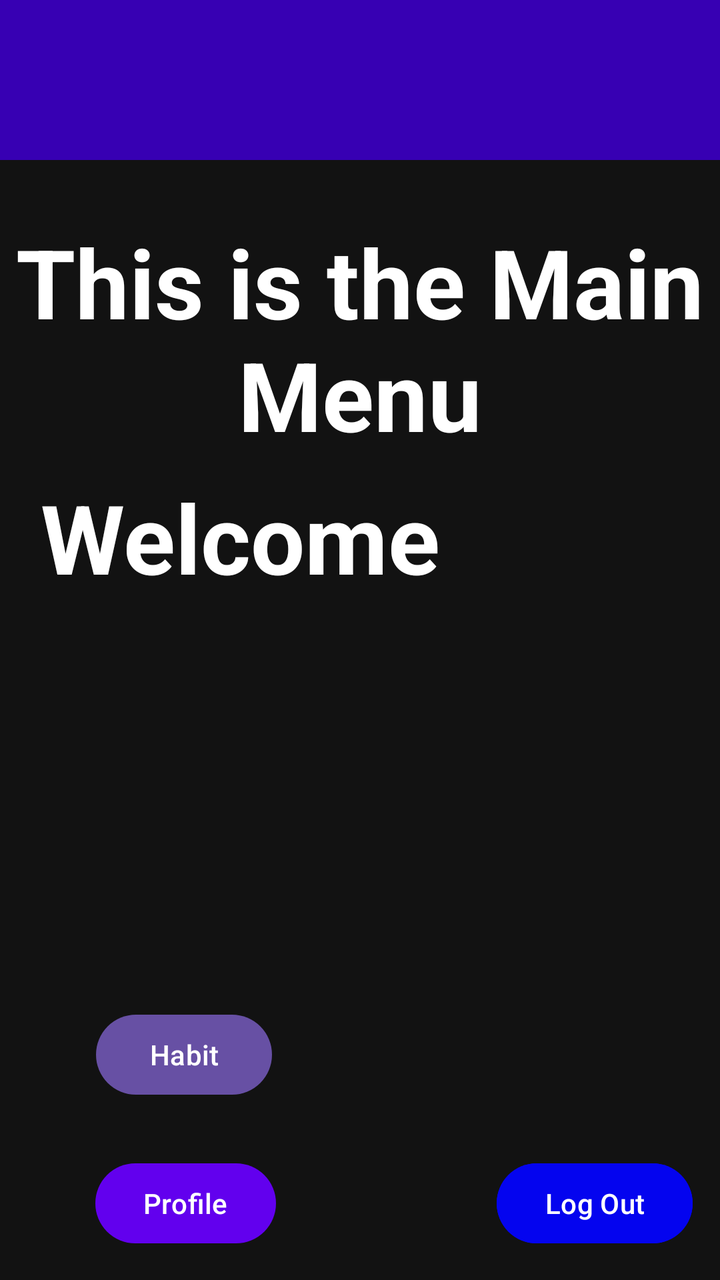
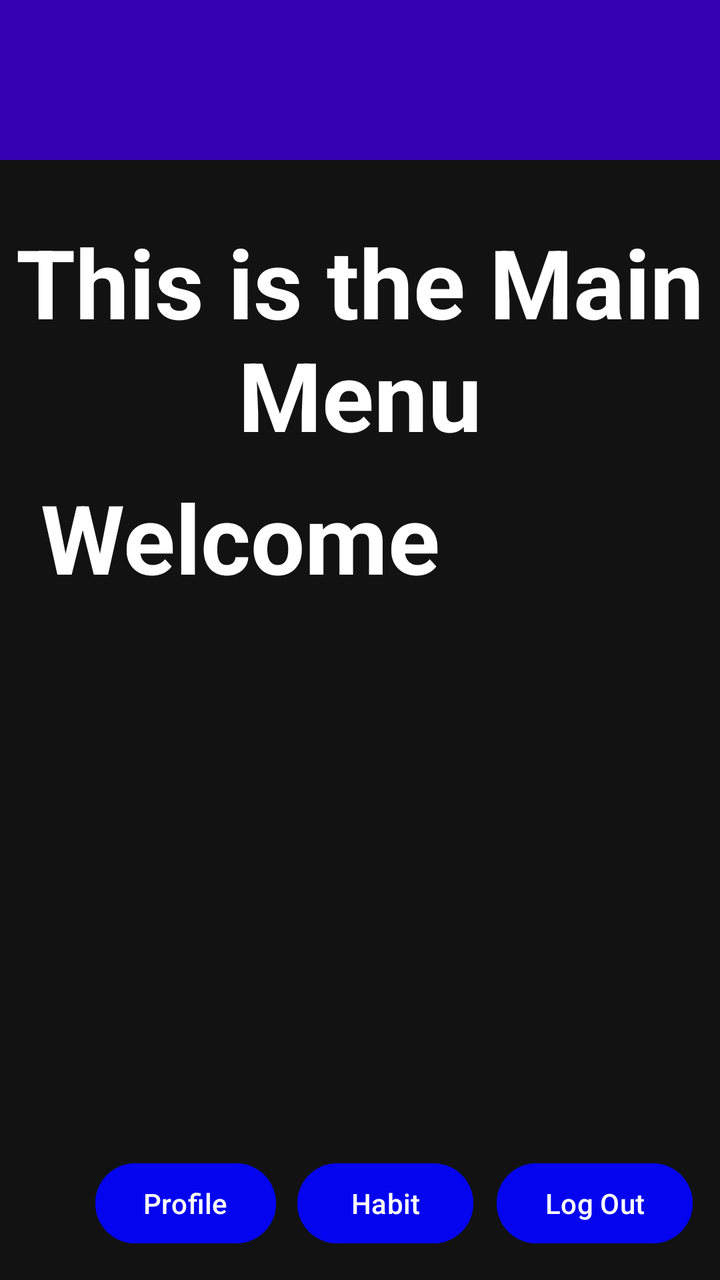

Compare the two renders of this Android layout. The source of the first and the diff that turns it into the second are given below.
<!-- AndroidManifest.xml: application theme Theme.HabitFLOWS -->
<!-- res/layout/activity_main_menu.xml -->
<?xml version="1.0" encoding="utf-8"?>
<androidx.constraintlayout.widget.ConstraintLayout xmlns:android="http://schemas.android.com/apk/res/android"
    xmlns:app="http://schemas.android.com/apk/res-auto"
    xmlns:tools="http://schemas.android.com/tools"
    android:id="@+id/main"
    android:layout_width="match_parent"
    android:layout_height="match_parent"
    android:background="@color/background_black"
    tools:context=".MainMenu">

    <View
        android:id="@+id/viewHeader"
        android:layout_width="match_parent"
        android:layout_height="80dp"
        android:background="@color/purple_700"
        app:layout_constraintTop_toTopOf="parent" />

    <Button
        android:id="@+id/mainMenuLogoutBtn"
        android:layout_width="wrap_content"
        android:layout_height="wrap_content"
        android:backgroundTint="#0404EF"
        android:text="Log Out"
        app:backgroundTint="@color/purple_500"
        app:layout_constraintBottom_toBottomOf="parent"
        app:layout_constraintEnd_toEndOf="parent"
        app:layout_constraintHorizontal_bias="0.948"
        app:layout_constraintStart_toStartOf="parent"
        app:layout_constraintTop_toTopOf="parent"
        app:layout_constraintVertical_bias="0.976" />

    <TextView
        android:id="@+id/mainMenuHomeTV"
        android:layout_width="wrap_content"
        android:layout_height="wrap_content"
        android:text="This is the Main Menu"
        android:textAlignment="center"
        android:textSize="48sp"
        android:textStyle="bold"
        android:textColor="@color/white"
        app:layout_constraintBottom_toBottomOf="parent"
        app:layout_constraintEnd_toEndOf="parent"
        app:layout_constraintHorizontal_bias="0.0"
        app:layout_constraintStart_toStartOf="parent"
        app:layout_constraintTop_toTopOf="parent"
        app:layout_constraintVertical_bias="0.209" />

    <TextView
        android:id="@+id/mainMenuHomeTV3"
        android:layout_width="217dp"
        android:layout_height="62dp"
        android:text="Welcome"
        android:textAlignment="center"
        android:textSize="48sp"
        android:textStyle="bold"
        android:textColor="@color/white"
        app:layout_constraintBottom_toBottomOf="parent"
        app:layout_constraintEnd_toEndOf="parent"
        app:layout_constraintHorizontal_bias="0.082"
        app:layout_constraintStart_toStartOf="parent"
        app:layout_constraintTop_toTopOf="parent"
        app:layout_constraintVertical_bias="0.409" />

    <TextView
        android:id="@+id/mainMenuHomeTV4"
        android:layout_width="190dp"
        android:layout_height="62dp"
        android:textAlignment="center"
        android:textSize="48sp"
        android:textStyle="bold"
        android:textColor="@color/white"
        app:layout_constraintBottom_toBottomOf="parent"
        app:layout_constraintEnd_toEndOf="parent"
        app:layout_constraintHorizontal_bias="0.149"
        app:layout_constraintStart_toStartOf="parent"
        app:layout_constraintTop_toTopOf="parent"
        app:layout_constraintVertical_bias="0.517" />

    <Button
        android:id="@+id/Profile"
        android:layout_width="wrap_content"
        android:layout_height="wrap_content"
        android:text="Profile"
        app:backgroundTint="@color/purple_500"
        app:layout_constraintBottom_toBottomOf="parent"
        app:layout_constraintEnd_toEndOf="parent"
        app:layout_constraintHorizontal_bias="0.177"
        app:layout_constraintStart_toStartOf="parent"
        app:layout_constraintTop_toTopOf="parent"
        app:layout_constraintVertical_bias="0.976" />

    <Button
        android:id="@+id/btnHabit"
        android:layout_width="wrap_content"
        android:layout_height="wrap_content"
        android:text="Habit"
        app:layout_constraintBottom_toBottomOf="parent"
        app:layout_constraintEnd_toEndOf="parent"
        app:layout_constraintHorizontal_bias="0.177"
        app:layout_constraintStart_toStartOf="parent"
        app:layout_constraintTop_toTopOf="parent"
        app:layout_constraintVertical_bias="0.85" />

</androidx.constraintlayout.widget.ConstraintLayout>
<!-- resources referenced by this layout -->
<resources>
  <color name="background_black">#121212</color>
  <color name="purple_500">#FF6200EE</color>
  <color name="purple_700">#FF3700B3</color>
  <color name="white">#FFFFFFFF</color>
  <style name="Theme.HabitFLOWS" parent="Base.Theme.HabitFLOWS" />
  <style name="Base.Theme.HabitFLOWS" parent="Theme.Material3.DayNight.NoActionBar">
          
          
      </style>
</resources>

<!-- the commit's change to res/layout/activity_main_menu.xml (unified diff, before → after) -->
@@ -80,6 +80,7 @@
         android:id="@+id/Profile"
         android:layout_width="wrap_content"
         android:layout_height="wrap_content"
+        android:backgroundTint="#0404EF"
         android:text="Profile"
         app:backgroundTint="@color/purple_500"
         app:layout_constraintBottom_toBottomOf="parent"
@@ -93,12 +94,14 @@
         android:id="@+id/btnHabit"
         android:layout_width="wrap_content"
         android:layout_height="wrap_content"
+        android:backgroundTint="#0404EF"
         android:text="Habit"
+        app:backgroundTint="@color/purple_500"
         app:layout_constraintBottom_toBottomOf="parent"
         app:layout_constraintEnd_toEndOf="parent"
-        app:layout_constraintHorizontal_bias="0.177"
+        app:layout_constraintHorizontal_bias="0.547"
         app:layout_constraintStart_toStartOf="parent"
         app:layout_constraintTop_toTopOf="parent"
-        app:layout_constraintVertical_bias="0.85" />
+        app:layout_constraintVertical_bias="0.976" />
 
 </androidx.constraintlayout.widget.ConstraintLayout>
